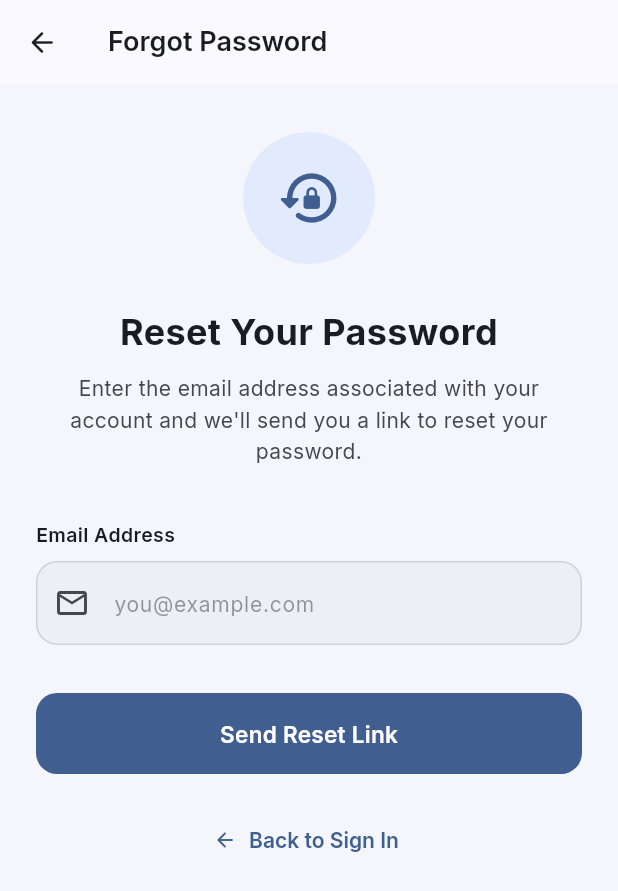
After one commit to suraj-saw/civic_connect, a Flutter app: the screen it shows after launch, after a tap on "Forgot Password?", on a phone screen of 412 x 824 dp. The commit adds this screen. Shown: the top 891 px of the screen. Run offline on Flutter 3.47's test engine with Material 3 defaults, Android fonts, the phone set to English and light mode, and no system bars; drawn by our look-alikes of flutter_animate; our stand-ins replace audioplayers, cached_network_image, cloud_firestore, firebase_auth, firebase_core, firebase_storage and 10 more; missing offline and left inert: record, video_compress; accounts and stored records are empty.

Commit message:
forgot password functionality added

```diff
--- a/lib/core/routes/app_pages.dart
+++ b/lib/core/routes/app_pages.dart
@@ -1,6 +1,7 @@
 import 'package:civic_connect/features/auth/pages/sign_in_page.dart';
 import 'package:civic_connect/features/auth/pages/sign_up_page.dart';
 import 'package:civic_connect/features/auth/pages/verify_otp_page.dart';
+import 'package:civic_connect/features/auth/pages/forgot_password_page.dart';
 import 'package:civic_connect/features/auth/bindings/auth_binding.dart';
 import 'package:civic_connect/features/home/pages/home_citizen_page.dart';
 import 'package:civic_connect/features/home/bindings/home_binding.dart';
@@ -31,6 +32,12 @@ class AppPages {
       page: () => const VerifyOtpPage(),
       binding: AuthBinding(),
       transition: Transition.fadeIn,
+    ),
+    GetPage(
+      name: AppRoutes.forgotPassword,
+      page: () => const ForgotPasswordPage(),
+      binding: AuthBinding(),
+      transition: Transition.rightToLeft,
     ),
     GetPage(
       name: AppRoutes.homeCitizen,
--- a/lib/core/routes/app_routes.dart
+++ b/lib/core/routes/app_routes.dart
@@ -3,6 +3,7 @@ class AppRoutes {
   static const String signIn = '/signIn';
   static const String signUp = '/signUp';
   static const String verifyOtp = '/verifyOtp';
+  static const String forgotPassword = '/forgotPassword';
   static const String homeAdmin = '/homeAdmin';
   static const String homeCitizen = '/homeCitizen';
   static const String profile = '/profile';
@@ -17,4 +18,5 @@ class AppRoutes {
   static Future<dynamic> goToHomeAdmin() => Future.value(homeAdmin);
   static Future<dynamic> goToReportIssue() => Future.value(reportIssue);
   static Future<dynamic> goToProfile() => Future.value(profile);
+  static Future<dynamic> goToForgotPassword() => Future.value(forgotPassword);
 }
--- a/lib/features/auth/bindings/auth_binding.dart
+++ b/lib/features/auth/bindings/auth_binding.dart
@@ -1,5 +1,6 @@
 import 'package:get/get.dart';
 import '../../../data/repositories/auth_reporsitory.dart';
+import '../controllers/forgot_password_controller.dart';
 import '../controllers/sign_up_controller.dart';
 
 class AuthBinding extends Bindings {
@@ -7,5 +8,7 @@ class AuthBinding extends Bindings {
   void dependencies() {
     Get.lazyPut<AuthRepository>(() => AuthRepository());
     Get.lazyPut<SignUpController>(() => SignUpController(), fenix: true);
+    Get.lazyPut<ForgotPasswordController>(
+            () => ForgotPasswordController(), fenix: true);
   }
 }
--- /dev/null
+++ b/lib/features/auth/controllers/forgot_password_controller.dart
@@ -0,0 +1,79 @@
+import 'package:firebase_auth/firebase_auth.dart';
+import 'package:flutter/material.dart';
+import 'package:get/get.dart';
+import '../../../core/routes/app_routes.dart';
+
+class ForgotPasswordController extends GetxController {
+  final emailController = TextEditingController();
+  final isLoading = false.obs;
+  final emailSent = false.obs;
+
+  Future<void> sendPasswordResetEmail() async {
+    final email = emailController.text.trim();
+
+    if (email.isEmpty) {
+      Get.snackbar(
+        'Required',
+        'Please enter your email address.',
+        snackPosition: SnackPosition.BOTTOM,
+        backgroundColor: Colors.red.shade100,
+        colorText: Colors.red.shade900,
+      );
+      return;
+    }
+
+    if (!RegExp(r'^[^@\s]+@[^@\s]+\.[^@\s]+$').hasMatch(email)) {
+      Get.snackbar(
+        'Invalid Email',
+        'Please enter a valid email address.',
+        snackPosition: SnackPosition.BOTTOM,
+        backgroundColor: Colors.red.shade100,
+        colorText: Colors.red.shade900,
+      );
+      return;
+    }
+
+    isLoading.value = true;
+    try {
+      await FirebaseAuth.instance.sendPasswordResetEmail(email: email);
+      emailSent.value = true;
+    } on FirebaseAuthException catch (e) {
+      final message = switch (e.code) {
+        'user-not-found' =>
+        'No account found with this email address.',
+        'invalid-email' => 'The email address is not valid.',
+        'too-many-requests' =>
+        'Too many attempts. Please try again later.',
+        _ => e.message ?? 'Failed to send reset email. Please try again.',
+      };
+      Get.snackbar(
+        'Error',
+        message,
+        snackPosition: SnackPosition.BOTTOM,
+        backgroundColor: Colors.red.shade100,
+        colorText: Colors.red.shade900,
+        duration: const Duration(seconds: 4),
+      );
+    } catch (e) {
+      Get.snackbar(
+        'Error',
+        'Something went wrong. Please try again.',
+        snackPosition: SnackPosition.BOTTOM,
+        backgroundColor: Colors.red.shade100,
+        colorText: Colors.red.shade900,
+      );
+    } finally {
+      isLoading.value = false;
+    }
+  }
+
+  void goBackToSignIn() {
+    Get.offAllNamed(AppRoutes.signIn);
+  }
+
+  @override
+  void onClose() {
+    emailController.dispose();
+    super.onClose();
+  }
+}
--- /dev/null
+++ b/lib/features/auth/pages/forgot_password_page.dart
@@ -0,0 +1,311 @@
+import 'package:flutter/material.dart';
+import 'package:flutter_animate/flutter_animate.dart';
+import 'package:get/get.dart';
+import 'package:google_fonts/google_fonts.dart';
+import '../controllers/forgot_password_controller.dart';
+
+class ForgotPasswordPage extends StatelessWidget {
+  const ForgotPasswordPage({super.key});
+
+  @override
+  Widget build(BuildContext context) {
+    // Ensure controller is available whether navigated via route or directly
+    final ctrl = Get.isRegistered<ForgotPasswordController>()
+        ? Get.find<ForgotPasswordController>()
+        : Get.put(ForgotPasswordController());
+
+    final cs = Theme.of(context).colorScheme;
+
+    return Scaffold(
+      appBar: AppBar(
+        leading: IconButton(
+          icon: const Icon(Icons.arrow_back_rounded),
+          onPressed: () => Get.back(),
+        ),
+        title: const Text('Forgot Password'),
+        elevation: 0,
+      ),
+      body: SafeArea(
+        child: Obx(() => ctrl.emailSent.value
+            ? _SuccessView(ctrl: ctrl, cs: cs)
+            : _FormView(ctrl: ctrl, cs: cs)),
+      ),
+    );
+  }
+}
+
+class _FormView extends StatelessWidget {
+  final ForgotPasswordController ctrl;
+  final ColorScheme cs;
+  const _FormView({required this.ctrl, required this.cs});
+
+  @override
+  Widget build(BuildContext context) {
+    return SingleChildScrollView(
+      padding: const EdgeInsets.symmetric(horizontal: 24, vertical: 32),
+      child: Column(
+        crossAxisAlignment: CrossAxisAlignment.stretch,
+        children: [
+          // Icon
+          Center(
+            child: Container(
+              width: 88,
+              height: 88,
+              decoration: BoxDecoration(
+                color: cs.primaryContainer.withOpacity(0.6),
+                shape: BoxShape.circle,
+              ),
+              child: Icon(
+                Icons.lock_reset_rounded,
+                size: 44,
+                color: cs.primary,
+              ),
+            ),
+          ).animate().scale(begin: const Offset(0.7, 0.7)).fadeIn(duration: 400.ms),
+
+          const SizedBox(height: 28),
+
+          Text(
+            'Reset Your Password',
+            style: GoogleFonts.inter(
+              fontSize: 24,
+              fontWeight: FontWeight.w700,
+              color: cs.onSurface,
+            ),
+            textAlign: TextAlign.center,
+          ).animate().fadeIn(delay: 100.ms),
+
+          const SizedBox(height: 10),
+
+          Text(
+            'Enter the email address associated with your account and we\'ll send you a link to reset your password.',
+            style: GoogleFonts.inter(
+              fontSize: 14,
+              color: cs.onSurfaceVariant,
+              height: 1.5,
+            ),
+            textAlign: TextAlign.center,
+          ).animate().fadeIn(delay: 150.ms),
+
+          const SizedBox(height: 36),
+
+          Text(
+            'Email Address',
+            style: GoogleFonts.inter(
+              fontWeight: FontWeight.w600,
+              fontSize: 13,
+              color: cs.onSurface,
+            ),
+          ).animate().fadeIn(delay: 200.ms),
+
+          const SizedBox(height: 8),
+
+          TextField(
+            controller: ctrl.emailController,
+            keyboardType: TextInputType.emailAddress,
+            autofillHints: const [AutofillHints.email],
+            textInputAction: TextInputAction.done,
+            onSubmitted: (_) => ctrl.sendPasswordResetEmail(),
+            decoration: const InputDecoration(
+              hintText: 'you@example.com',
+              prefixIcon: Icon(Icons.email_outlined),
+            ),
+          ).animate().fadeIn(delay: 220.ms).slideX(begin: -0.04),
+
+          const SizedBox(height: 32),
+
+          Obx(() => SizedBox(
+            height: 54,
+            child: ElevatedButton(
+              onPressed:
+              ctrl.isLoading.value ? null : ctrl.sendPasswordResetEmail,
+              child: ctrl.isLoading.value
+                  ? const SizedBox(
+                width: 22,
+                height: 22,
+                child: CircularProgressIndicator(
+                  strokeWidth: 2.5,
+                  color: Colors.white,
+                ),
+              )
+                  : const Text('Send Reset Link'),
+            ),
+          )).animate().fadeIn(delay: 260.ms),
+
+          const SizedBox(height: 20),
+
+          Center(
+            child: TextButton.icon(
+              onPressed: () => Get.back(),
+              icon: Icon(Icons.arrow_back_rounded, size: 16, color: cs.primary),
+              label: Text(
+                'Back to Sign In',
+                style: GoogleFonts.inter(
+                  color: cs.primary,
+                  fontWeight: FontWeight.w600,
+                  fontSize: 14,
+                ),
+              ),
+            ),
+          ).animate().fadeIn(delay: 300.ms),
+        ],
+      ),
+    );
+  }
+}
+
+class _SuccessView extends StatelessWidget {
+  final ForgotPasswordController ctrl;
+  final ColorScheme cs;
+  const _SuccessView({required this.ctrl, required this.cs});
+
+  @override
+  Widget build(BuildContext context) {
+    // Read the email once at build time — no Obx needed since
+    // emailController.text is a plain String, not a reactive variable
+    final sentToEmail = ctrl.emailController.text.trim();
+
+    return SingleChildScrollView(
+      padding: const EdgeInsets.symmetric(horizontal: 24, vertical: 40),
+      child: Column(
+        crossAxisAlignment: CrossAxisAlignment.stretch,
+        children: [
+          Center(
+            child: Container(
+              width: 100,
+              height: 100,
+              decoration: BoxDecoration(
+                color: Colors.green.shade50,
+                shape: BoxShape.circle,
+                border: Border.all(color: Colors.green.shade200, width: 2),
+              ),
+              child: Icon(
+                Icons.mark_email_read_rounded,
+                size: 52,
+                color: Colors.green.shade600,
+              ),
+            ),
+          ).animate().scale(begin: const Offset(0.6, 0.6)).fadeIn(duration: 500.ms),
+
+          const SizedBox(height: 32),
+
+          Text(
+            'Check Your Email',
+            style: GoogleFonts.inter(
+              fontSize: 24,
+              fontWeight: FontWeight.w700,
+              color: cs.onSurface,
+            ),
+            textAlign: TextAlign.center,
+          ).animate().fadeIn(delay: 150.ms),
+
+          const SizedBox(height: 12),
+
+          // Plain Text widget — no Obx since sentToEmail is a plain String
+          Text(
+            'We\'ve sent a password reset link to\n$sentToEmail',
+            style: GoogleFonts.inter(
+              fontSize: 14,
+              color: cs.onSurfaceVariant,
+              height: 1.6,
+            ),
+            textAlign: TextAlign.center,
+          ).animate().fadeIn(delay: 200.ms),
+
+          const SizedBox(height: 28),
+
+          // Info card
+          Container(
+            padding: const EdgeInsets.all(16),
+            decoration: BoxDecoration(
+              color: cs.primaryContainer.withOpacity(0.35),
+              borderRadius: BorderRadius.circular(14),
+              border: Border.all(color: cs.primary.withOpacity(0.2)),
+            ),
+            child: Column(
+              children: [
+                _InfoRow(
+                  icon: Icons.schedule_rounded,
+                  text: 'The link will expire in 24 hours.',
+                  cs: cs,
+                ),
+                const SizedBox(height: 10),
+                _InfoRow(
+                  icon: Icons.folder_outlined,
+                  text:
+                  'Check your spam or junk folder if you don\'t see it.',
+                  cs: cs,
+                ),
+                const SizedBox(height: 10),
+                _InfoRow(
+                  icon: Icons.devices_rounded,
+                  text:
+                  'Open the link on any device to reset your password.',
+                  cs: cs,
+                ),
+              ],
+            ),
+          ).animate().fadeIn(delay: 250.ms).slideY(begin: 0.05),
+
+          const SizedBox(height: 36),
+
+          SizedBox(
+            height: 54,
+            child: ElevatedButton.icon(
+              onPressed: ctrl.goBackToSignIn,
+              icon: const Icon(Icons.login_rounded),
+              label: const Text('Back to Sign In'),
+            ),
+          ).animate().fadeIn(delay: 300.ms),
+
+          const SizedBox(height: 16),
+
+          Center(
+            child: TextButton(
+              onPressed: () {
+                ctrl.emailSent.value = false;
+                ctrl.emailController.clear();
+              },
+              child: Text(
+                'Didn\'t receive the email? Try again',
+                style: GoogleFonts.inter(
+                  fontSize: 13,
+                  color: cs.primary,
+                  fontWeight: FontWeight.w500,
+                ),
+              ),
+            ),
+          ).animate().fadeIn(delay: 340.ms),
+        ],
+      ),
+    );
+  }
+}
+
+class _InfoRow extends StatelessWidget {
+  final IconData icon;
+  final String text;
+  final ColorScheme cs;
+  const _InfoRow({required this.icon, required this.text, required this.cs});
+
+  @override
+  Widget build(BuildContext context) {
+    return Row(
+      crossAxisAlignment: CrossAxisAlignment.start,
+      children: [
+        Icon(icon, size: 16, color: cs.primary),
+        const SizedBox(width: 10),
+        Expanded(
+          child: Text(
+            text,
+            style: GoogleFonts.inter(
+              fontSize: 13,
+              color: cs.onSurface,
+              height: 1.4,
+            ),
+          ),
+        ),
+      ],
+    );
+  }
+}
--- a/lib/features/auth/pages/sign_in_page.dart
+++ b/lib/features/auth/pages/sign_in_page.dart
@@ -87,7 +87,32 @@ class _SignInPageState extends State<SignInPage> {
                           .animate()
                           .fadeIn(delay: 150.ms)
                           .slideX(begin: -0.04),
-                      const SizedBox(height: 32),
+
+                      // ── Forgot Password link ──────────────────────────
+                      Align(
+                        alignment: Alignment.centerRight,
+                        child: TextButton(
+                          onPressed: () =>
+                              Get.toNamed(AppRoutes.forgotPassword),
+                          style: TextButton.styleFrom(
+                            padding: const EdgeInsets.symmetric(
+                                horizontal: 4, vertical: 4),
+                            minimumSize: Size.zero,
+                            tapTargetSize: MaterialTapTargetSize.shrinkWrap,
+                          ),
+                          child: Text(
+                            'Forgot Password?',
+                            style: GoogleFonts.inter(
+                              fontSize: 13,
+                              color: cs.primary,
+                              fontWeight: FontWeight.w600,
+                            ),
+                          ),
+                        ),
+                      ).animate().fadeIn(delay: 170.ms),
+                      // ─────────────────────────────────────────────────
+
+                      const SizedBox(height: 20),
                       Obx(() => SizedBox(
                         height: 54,
                         child: ElevatedButton(
```
